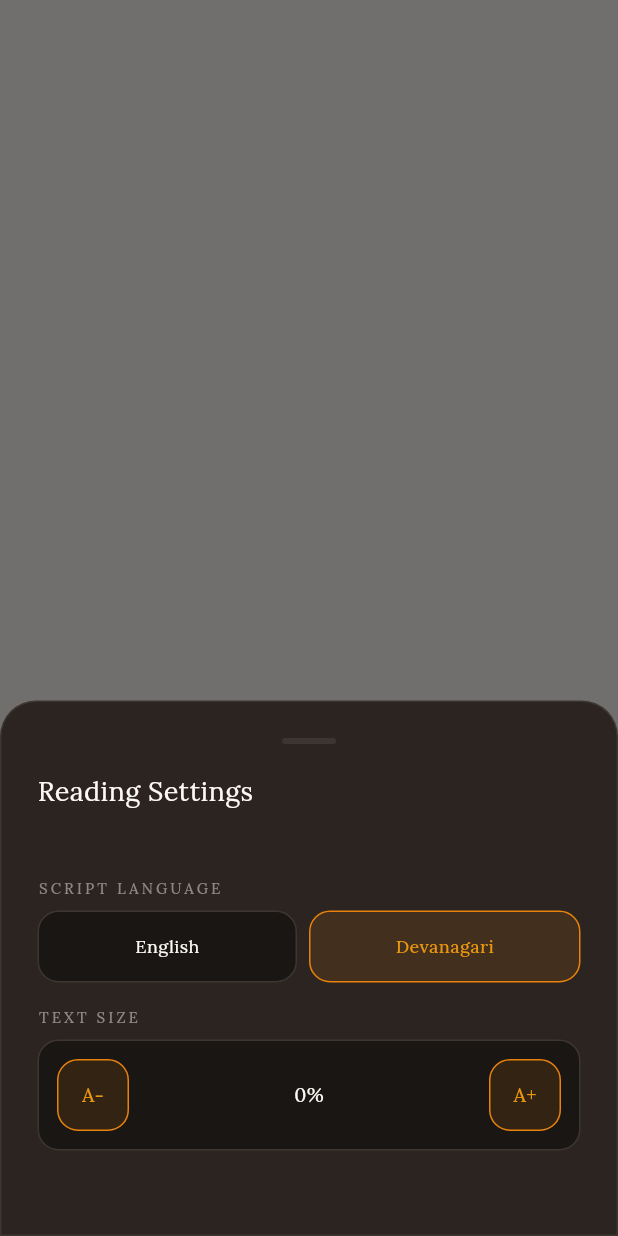
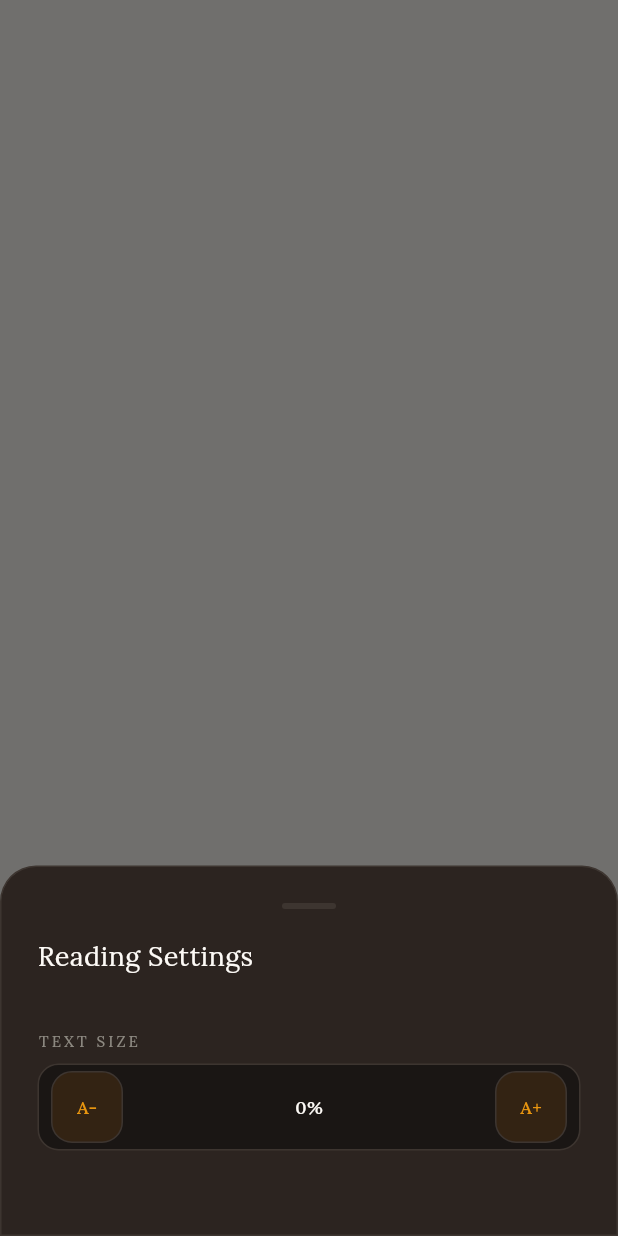
Before and after one commit to pratbhoir/aartiapp, a Flutter app: what showFocusModeSettingsSheet() shows on an empty page, opened directly with empty values, on a phone screen of 412 x 824 dp. Run offline on Flutter 3.47's test engine with Material 3 defaults, Android fonts, the phone set to English and light mode, and no system bars; our stand-ins replace flutter_local_notifications, flutter_riverpod, google_fonts, hive, hive_flutter, just_audio and 3 more; accounts and stored records are empty.

Commit message:
feat: Refactor focus mode settings to support language-only reading surfaces and update related documentation
Co-authored-by: Copilot <copilot@github.com>

```diff
--- a/aartiapp/lib/shared/widgets/focus_mode_settings_sheet.dart
+++ b/aartiapp/lib/shared/widgets/focus_mode_settings_sheet.dart
@@ -4,6 +4,9 @@ import '../../core/theme/app_colors.dart';
 import '../../core/theme/app_spacing.dart';
 import '../../core/theme/app_typography.dart';
 import '../utils/aarti_language_resolver.dart';
+
+/// Script surfaces available in temporary focus-mode reading settings.
+enum FocusModeScriptSurface { primary, secondary }
 
 /// Shows the temporary focus-mode reading settings sheet.
 Future<void> showFocusModeSettingsSheet({
@@ -12,17 +15,14 @@ Future<void> showFocusModeSettingsSheet({
   required int scriptMode,
   required double textScale,
   required bool canShowSecondaryScript,
-  required bool isSecondaryScriptOn,
-  required int preferredScriptMode,
-  required ValueChanged<int> onScriptModeChanged,
-  required ValueChanged<bool> onSecondaryScriptChanged,
+  required FocusModeScriptSurface activeScriptSurface,
+  required ValueChanged<FocusModeScriptSurface> onScriptSurfaceChanged,
   required ValueChanged<double> onTextScaleChanged,
   required String description,
   required String footerNote,
 }) {
-  int localScriptMode = scriptMode;
   double localTextScale = textScale;
-  bool localSecondaryScriptOn = isSecondaryScriptOn;
+  FocusModeScriptSurface localScriptSurface = activeScriptSurface;
 
   return showModalBottomSheet<void>(
     context: context,
@@ -30,9 +30,12 @@ Future<void> showFocusModeSettingsSheet({
     builder: (ctx) {
       return StatefulBuilder(
         builder: (ctx, setSheetState) {
+          final String primaryScriptLabel = AartiLanguageResolver.scriptLabel(
+            scriptMode,
+          );
           final String secondaryScriptLabel =
               AartiLanguageResolver.secondaryScriptLabel(
-                scriptMode: localScriptMode,
+                scriptMode: scriptMode,
                 appLanguageCode: appLanguageCode,
               );
 
@@ -75,96 +78,52 @@ Future<void> showFocusModeSettingsSheet({
                     color: AppColors.white.withValues(alpha: 0.55),
                   ),
                 ),
+                if (canShowSecondaryScript) ...[
                   const SizedBox(height: AppSpacing.xl),
                   _FocusModeSettingSection(
-                  label: 'Script Language',
+                    label: 'Reading Surface',
                     child: Row(
                       children: [
                         Expanded(
                           child: Padding(
-                          padding: const EdgeInsets.only(right: AppSpacing.sm),
-                          child: _ScriptOptionButton(
-                            label: AartiLanguageResolver.scriptLabel(1),
-                            isActive: localScriptMode == 1,
+                            padding: const EdgeInsets.only(
+                              right: AppSpacing.sm,
+                            ),
+                            child: _ScriptSurfaceButton(
+                              label: primaryScriptLabel,
+                              isActive:
+                                  localScriptSurface ==
+                                  FocusModeScriptSurface.primary,
                               onTap: () {
-                              onScriptModeChanged(1);
+                                onScriptSurfaceChanged(
+                                  FocusModeScriptSurface.primary,
+                                );
                                 setSheetState(() {
-                                localScriptMode = 1;
+                                  localScriptSurface =
+                                      FocusModeScriptSurface.primary;
                                 });
                               },
                             ),
                           ),
                         ),
                         Expanded(
-                        child: _ScriptOptionButton(
-                          label: AartiLanguageResolver.scriptLabel(
-                            preferredScriptMode,
-                          ),
-                          isActive: localScriptMode == preferredScriptMode,
+                          child: _ScriptSurfaceButton(
+                            label: secondaryScriptLabel,
+                            isActive:
+                                localScriptSurface ==
+                                FocusModeScriptSurface.secondary,
                             onTap: () {
-                            onScriptModeChanged(preferredScriptMode);
+                              onScriptSurfaceChanged(
+                                FocusModeScriptSurface.secondary,
+                              );
                               setSheetState(() {
-                              localScriptMode = preferredScriptMode;
+                                localScriptSurface =
+                                    FocusModeScriptSurface.secondary;
                               });
                             },
                           ),
                         ),
                       ],
-                  ),
-                ),
-                if (canShowSecondaryScript) ...[
-                  const SizedBox(height: AppSpacing.lg),
-                  _FocusModeSettingSection(
-                    label: 'Secondary Script',
-                    child: Container(
-                      padding: const EdgeInsets.symmetric(
-                        horizontal: AppSpacing.md,
-                        vertical: AppSpacing.md,
-                      ),
-                      decoration: BoxDecoration(
-                        color: AppColors.darkBg,
-                        borderRadius: BorderRadius.circular(
-                          AppSpacing.buttonRadius,
-                        ),
-                        border: Border.all(color: AppColors.darkBorder),
-                      ),
-                      child: Row(
-                        children: [
-                          Expanded(
-                            child: Column(
-                              crossAxisAlignment: CrossAxisAlignment.start,
-                              children: [
-                                Text(
-                                  'Show $secondaryScriptLabel',
-                                  style: AppTypography.body(
-                                    size: 13,
-                                    color: AppColors.white,
-                                  ),
-                                ),
-                                Text(
-                                  'The app language defines the secondary script. Matching choices fall back to Devanagari.',
-                                  style: AppTypography.body(
-                                    size: 11,
-                                    color: AppColors.white.withValues(
-                                      alpha: 0.45,
-                                    ),
-                                  ),
-                                ),
-                              ],
-                            ),
-                          ),
-                          Switch.adaptive(
-                            value: localSecondaryScriptOn,
-                            activeTrackColor: AppColors.saffron,
-                            onChanged: (value) {
-                              onSecondaryScriptChanged(value);
-                              setSheetState(() {
-                                localSecondaryScriptOn = value;
-                              });
-                            },
-                          ),
-                        ],
-                      ),
                     ),
                   ),
                 ],
@@ -173,8 +132,8 @@ Future<void> showFocusModeSettingsSheet({
                   label: 'Text Size',
                   child: Container(
                     padding: const EdgeInsets.symmetric(
-                      horizontal: AppSpacing.md,
-                      vertical: AppSpacing.md,
+                      horizontal: AppSpacing.sm,
+                      vertical: AppSpacing.xs,
                     ),
                     decoration: BoxDecoration(
                       color: AppColors.darkBg,
@@ -201,8 +160,9 @@ Future<void> showFocusModeSettingsSheet({
                             child: Text(
                               '${(localTextScale * 100).round()}%',
                               style: AppTypography.body(
-                                size: 13,
+                                size: 12,
                                 color: AppColors.white,
+                                weight: FontWeight.w500,
                               ),
                             ),
                           ),
@@ -261,12 +221,12 @@ class _FocusModeSettingSection extends StatelessWidget {
   }
 }
 
-class _ScriptOptionButton extends StatelessWidget {
+class _ScriptSurfaceButton extends StatelessWidget {
   final String label;
   final bool isActive;
   final VoidCallback onTap;
 
-  const _ScriptOptionButton({
+  const _ScriptSurfaceButton({
     required this.label,
     required this.isActive,
     required this.onTap,
@@ -278,7 +238,8 @@ class _ScriptOptionButton extends StatelessWidget {
       onTap: onTap,
       child: AnimatedContainer(
         duration: const Duration(milliseconds: 200),
-        height: AppSpacing.touchTarget,
+        constraints: const BoxConstraints(minHeight: AppSpacing.touchTarget),
+        padding: const EdgeInsets.symmetric(horizontal: AppSpacing.md),
         decoration: BoxDecoration(
           color: isActive ? AppColors.saffronGlow : AppColors.darkBg,
           borderRadius: BorderRadius.circular(AppSpacing.buttonRadius),
@@ -286,14 +247,16 @@ class _ScriptOptionButton extends StatelessWidget {
             color: isActive ? AppColors.saffron : AppColors.darkBorder,
           ),
         ),
-        child: Center(
+        alignment: Alignment.center,
         child: Text(
           label,
+          maxLines: 1,
+          overflow: TextOverflow.ellipsis,
+          textAlign: TextAlign.center,
           style: AppTypography.body(
             size: 12,
             color: isActive ? AppColors.saffronLight : AppColors.white,
             weight: isActive ? FontWeight.w500 : FontWeight.w400,
-            ),
           ),
         ),
       ),
@@ -319,16 +282,15 @@ class _TextScaleButton extends StatelessWidget {
         decoration: BoxDecoration(
           color: AppColors.saffronGlow,
           borderRadius: BorderRadius.circular(AppSpacing.buttonRadius),
-          border: Border.all(color: AppColors.saffron),
+          border: Border.all(color: AppColors.darkBorder),
         ),
-        child: Center(
+        alignment: Alignment.center,
         child: Text(
           label,
           style: AppTypography.body(
-              size: 13,
+            size: 12,
             color: AppColors.saffronLight,
-              weight: FontWeight.w500,
-            ),
+            weight: FontWeight.w600,
           ),
         ),
       ),
```
Also changed, not shown: aartiapp/lib/features/aarti_detail/aarti_detail_screen.dart (+13 -31 lines), aartiapp/lib/features/my_puja/puja_focus_session_screen.dart (+8 -29 lines), 3 other files. Lines whose indentation alone changed are shown as unchanged.
